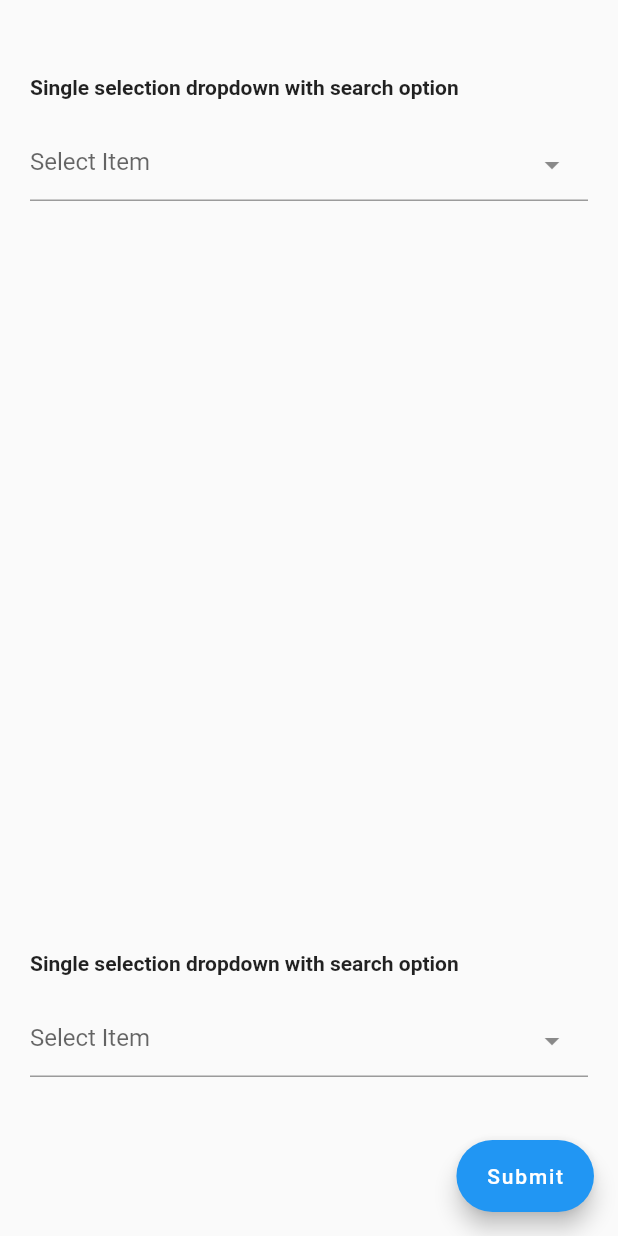
After one commit to aimelive/aimelive-flutter-app, a Flutter app: the DropDownField screen opened directly, on a phone screen of 412 x 824 dp. The commit adds this screen. Run offline on Flutter 3.47's test engine with Material 2 defaults, Android fonts, the phone set to English and light mode, and no system bars; drawn by our look-alikes of dropdown_textfield; our stand-ins replace carousel_slider, chat_bubbles, cloud_firestore, confetti, curved_navigation_bar, firebase_auth and 10 more; missing offline and left inert: flutter_quill, swipe_image_gallery; accounts and stored records are empty; network calls fail.

```diff
--- a/lib/main.dart
+++ b/lib/main.dart
@@ -5,6 +5,7 @@ import 'package:flutter/material.dart';
 import 'package:firebase_core/firebase_core.dart';
 import 'firebase_options.dart';
 import 'package:provider/provider.dart';
+import 'package:get/get.dart';
 
 void main() async {
   WidgetsFlutterBinding.ensureInitialized();
@@ -24,7 +25,7 @@ class MyApp extends StatelessWidget {
         print('An error ocurred $error');
         return null;
       },
-      child: MaterialApp(
+      child: GetMaterialApp(
         debugShowCheckedModeBanner: false,
         home: const OnBoardingPage(),
         theme: ThemeData(
--- a/lib/screens/blogs/blog_details.dart
+++ b/lib/screens/blogs/blog_details.dart
@@ -88,7 +88,7 @@ class _BlogDetailsState extends State<BlogDetails> {
                           color: Colors.grey,
                         ),
                         Text(
-                          " ${widget.blog.date}   ",
+                          " ${widget.blog.createdAt}   ",
                           style: const TextStyle(color: Colors.grey),
                         ),
                       ],
--- a/lib/screens/blogs/blogs_page.dart
+++ b/lib/screens/blogs/blogs_page.dart
@@ -210,7 +210,7 @@ class _BlogsDisplayerState extends State<BlogsDisplayer> {
                       size: 14,
                     ),
                     Text(
-                      ' ${blog.date}',
+                      "Few minutes ago ${blog.createdAt}",
                       style: TextStyle(fontSize: 14, color: Colors.grey[500]),
                     ),
                   ],
--- a/lib/screens/user-app/admin/panels/user_panel.dart
+++ b/lib/screens/user-app/admin/panels/user_panel.dart
@@ -1,3 +1,4 @@
+import 'package:aimelive_app/screens/user-app/pages/components/community_list.dart';
 import 'package:flutter/material.dart';
 
 class UserPanel extends StatefulWidget {
@@ -12,7 +13,7 @@ class _UserPanelState extends State<UserPanel> {
   Widget build(BuildContext context) {
     return Container(
       padding: const EdgeInsets.all(8.0),
-      child: const Text('User Society'),
+      child: const CommunityList(),
     );
   }
 }
--- a/lib/screens/user-app/pages/about.dart
+++ b/lib/screens/user-app/pages/about.dart
@@ -309,7 +309,10 @@ class _AboutPageState extends State<AboutPage> {
                         backgroundImage: NetworkImage(userModelData.avatar),
                       ),
                       TextButton(
-                          onPressed: () {}, child: const Text("Upload Photo")),
+                          onPressed: () {
+                            print("Upload photo button clicked");
+                          },
+                          child: const Text("Upload Photo")),
                       const SizedBox(
                         height: 10,
                       ),
--- a/lib/screens/user-app/pages/inbox.dart
+++ b/lib/screens/user-app/pages/inbox.dart
@@ -171,7 +171,7 @@ class _InboxChatsState extends State<InboxChats> {
                           .map((doc) => ChatModel.fromJsonMessage(
                               doc.data() as Map<String, dynamic>, doc.id))
                           .toList();
-                      //print(chats.length);
+                      chats.sort((a, b) => a.createdAt.compareTo(b.createdAt));
                       return ListView.builder(
                         itemCount: chats.length,
                         itemBuilder: (context, index) => messageDisplay(
--- /dev/null
+++ b/lib/test.dart
@@ -0,0 +1,205 @@
+import 'package:dropdown_textfield/dropdown_textfield.dart';
+import 'package:flutter/material.dart';
+
+class DropDownField extends StatefulWidget {
+  const DropDownField({Key? key}) : super(key: key);
+
+  @override
+  State<DropDownField> createState() => _DropDownFieldState();
+}
+
+class _DropDownFieldState extends State<DropDownField> {
+  final GlobalKey<FormState> _formKey = GlobalKey<FormState>();
+  FocusNode searchFocusNode = FocusNode();
+  FocusNode textFieldFocusNode = FocusNode();
+  late SingleValueDropDownController _cnt;
+  late MultiValueDropDownController _cntMulti;
+
+  @override
+  void initState() {
+    _cnt = SingleValueDropDownController();
+    _cntMulti = MultiValueDropDownController();
+    super.initState();
+  }
+
+  @override
+  Widget build(BuildContext context) {
+    return Scaffold(
+      body: SingleChildScrollView(
+        child: Form(
+          key: _formKey,
+          child: Padding(
+            padding: const EdgeInsets.symmetric(horizontal: 20),
+            child: Column(
+              crossAxisAlignment: CrossAxisAlignment.start,
+              children: [
+                const SizedBox(
+                  height: 50,
+                ),
+                const Text(
+                  "Single selection dropdown with search option",
+                  style: TextStyle(fontWeight: FontWeight.bold),
+                ),
+                const SizedBox(
+                  height: 20,
+                ),
+                DropDownTextField(
+                  // initialValue: "name4",
+                  singleController: _cnt,
+                  clearOption: false,
+                  enableSearch: true,
+                  validator: (value) {
+                    if (value == null) {
+                      return "Required field";
+                    } else {
+                      return null;
+                    }
+                  },
+                  dropDownItemCount: 6,
+                  dropDownList: const [
+                    DropDownValueModel(name: 'name1', value: "value1"),
+                    DropDownValueModel(
+                        name: 'name2',
+                        value: "value2",
+                        toolTipMsg:
+                            "DropDownButton is a widget that we can use to select one unique value from a set of values"),
+                    DropDownValueModel(name: 'name3', value: "value3"),
+                    DropDownValueModel(
+                        name: 'name4',
+                        value: "value4",
+                        toolTipMsg:
+                            "DropDownButton is a widget that we can use to select one unique value from a set of values"),
+                    DropDownValueModel(name: 'name5', value: "value5"),
+                    DropDownValueModel(name: 'name6', value: "value6"),
+                    DropDownValueModel(name: 'name7', value: "value7"),
+                    DropDownValueModel(name: 'name8', value: "value8"),
+                  ],
+                  onChanged: (val) {},
+                ),
+                const SizedBox(
+                  height: 500,
+                ),
+                const Text(
+                  "Single selection dropdown with search option",
+                  style: TextStyle(fontWeight: FontWeight.bold),
+                ),
+                const SizedBox(
+                  height: 20,
+                ),
+                DropDownTextField(
+                  clearOption: false,
+                  textFieldFocusNode: textFieldFocusNode,
+                  searchFocusNode: searchFocusNode,
+                  // searchAutofocus: true,
+                  dropDownItemCount: 8,
+                  searchShowCursor: false,
+                  enableSearch: true,
+                  searchKeyboardType: TextInputType.number,
+                  dropDownList: const [
+                    DropDownValueModel(name: 'name1', value: "value1"),
+                    DropDownValueModel(
+                        name: 'name2',
+                        value: "value2",
+                        toolTipMsg:
+                            "DropDownButton is a widget that we can use to select one unique value from a set of values"),
+                    DropDownValueModel(name: 'name3', value: "value3"),
+                    DropDownValueModel(
+                        name: 'name4',
+                        value: "value4",
+                        toolTipMsg:
+                            "DropDownButton is a widget that we can use to select one unique value from a set of values"),
+                    DropDownValueModel(name: 'name5', value: "value5"),
+                    DropDownValueModel(name: 'name6', value: "value6"),
+                    DropDownValueModel(name: 'name7', value: "value7"),
+                    DropDownValueModel(name: 'name8', value: "value8"),
+                  ],
+                  onChanged: (val) {},
+                ),
+                const SizedBox(
+                  height: 500,
+                ),
+                const Text(
+                  "multi selection dropdown",
+                  style: TextStyle(fontWeight: FontWeight.bold),
+                ),
+                const SizedBox(
+                  height: 20,
+                ),
+                DropDownTextField.multiSelection(
+                  multiController: _cntMulti,
+                  dropDownList: const [
+                    DropDownValueModel(name: 'name1', value: "value1"),
+                    DropDownValueModel(
+                        name: 'name2',
+                        value: "value2",
+                        toolTipMsg:
+                            "DropDownButton is a widget that we can use to select one unique value from a set of values"),
+                    DropDownValueModel(name: 'name3', value: "value3"),
+                    DropDownValueModel(
+                        name: 'name4',
+                        value: "value4",
+                        toolTipMsg:
+                            "DropDownButton is a widget that we can use to select one unique value from a set of values"),
+                    DropDownValueModel(name: 'name5', value: "value5"),
+                    DropDownValueModel(name: 'name6', value: "value6"),
+                    DropDownValueModel(name: 'name7', value: "value7"),
+                    DropDownValueModel(name: 'name8', value: "value8"),
+                  ],
+                  onChanged: (val) {
+                    setState(() {});
+                  },
+                ),
+                const SizedBox(
+                  height: 50,
+                ),
+                const Text(
+                  "Single selection dropdown",
+                  style: TextStyle(fontWeight: FontWeight.bold),
+                ),
+                const SizedBox(
+                  height: 20,
+                ),
+                DropDownTextField(
+                  // initialValue: "name4",
+                  listSpace: 20,
+                  listPadding: ListPadding(top: 20),
+                  enableSearch: true,
+                  validator: (value) {
+                    if (value == null) {
+                      return "Required field";
+                    } else {
+                      return null;
+                    }
+                  },
+                  dropDownList: const [
+                    DropDownValueModel(name: 'name1', value: "value1"),
+                    DropDownValueModel(name: 'name2', value: "value2"),
+                    DropDownValueModel(name: 'name3', value: "value3"),
+                    DropDownValueModel(name: 'name4', value: "value4"),
+                    DropDownValueModel(name: 'name5', value: "value5"),
+                    DropDownValueModel(name: 'name6', value: "value6"),
+                    DropDownValueModel(name: 'name7', value: "value7"),
+                    DropDownValueModel(name: 'name8', value: "value8"),
+                  ],
+                  listTextStyle: const TextStyle(color: Colors.red),
+                  dropDownItemCount: 8,
+
+                  onChanged: (val) {},
+                ),
+                const SizedBox(
+                  height: 50,
+                )
+              ],
+            ),
+          ),
+        ),
+      ),
+      floatingActionButton: FloatingActionButton.extended(
+        onPressed: () {
+          setState(() {});
+        },
+        label: const Text("Submit"),
+      ),
+    );
+  }
+}
--- a/pubspec.yaml
+++ b/pubspec.yaml
@@ -48,6 +48,9 @@ dependencies:
   latlong: ^0.6.1
   flutter_zoom_drawer: ^3.0.2
   confetti: ^0.7.0
+  get: ^4.6.5
+  dropdown_textfield: ^1.0.3
+  flutter_quill: ^5.0.3
 
   # The following adds the Cupertino Icons font to your application.
   # Use with the CupertinoIcons class for iOS style icons.
```
Also changed, not shown: lib/models/blog_model.dart (+8 -3 lines), lib/screens/blogs/components/constants.dart (+10 -4 lines), lib/screens/user-app/admin/panels/Pages/add_post.dart (added, +268 -0 lines), lib/screens/user-app/admin/panels/Pages/my_text.dart (added, +11 -0 lines), lib/screens/user-app/admin/panels/post_panel.dart (+104 -1 lines), lib/services/database.dart (+27 -0 lines), assets/beach.jpg (added), pubspec.lock, 6 other files.
